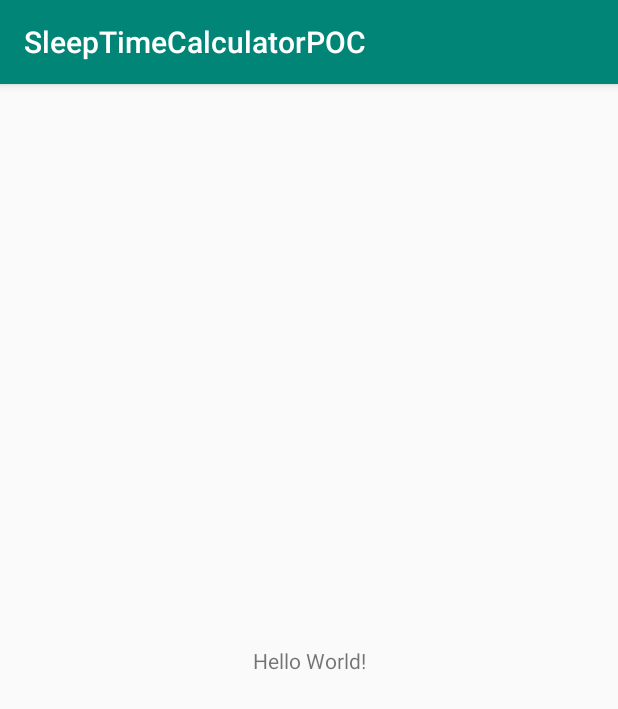
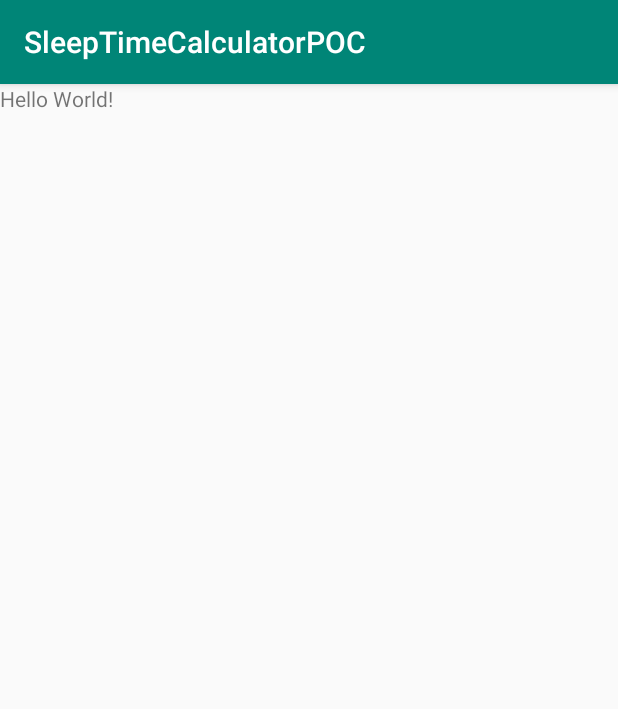
Before and after one commit to msharran/Sleep-Tracker, an Android app: the screen it shows after launch (MainActivity), on a phone screen of 412 x 824 dp. Shown: the top 709 px of the screen. Run offline under Robolectric (Android 15) with nearby library versions, the phone set to English and light mode, and no system bars.

```diff
--- a/app/src/main/AndroidManifest.xml
+++ b/app/src/main/AndroidManifest.xml
@@ -1,6 +1,6 @@
 <?xml version="1.0" encoding="utf-8"?>
 <manifest xmlns:android="http://schemas.android.com/apk/res/android"
-          package="com.example.sharran.sleeptimecalculatorpoc">
+          xmlns:tools="http://schemas.android.com/tools" package="com.example.sharran.sleeptimecalculatorpoc">
 
     <application
             android:allowBackup="true"
@@ -9,13 +9,14 @@
             android:roundIcon="@mipmap/ic_launcher_round"
             android:supportsRtl="true"
             android:theme="@style/AppTheme">
-        <activity android:name=".MainActivity">
+        <activity android:name=".activity.MainActivity">
             <intent-filter>
                 <action android:name="android.intent.action.MAIN"/>
 
                 <category android:name="android.intent.category.LAUNCHER"/>
             </intent-filter>
         </activity>
+        <service android:name="utils.BackgroundService"/>
     </application>
 
 </manifest>
--- /dev/null
+++ b/app/src/main/java/com/example/sharran/sleeptimecalculatorpoc/activity/MainActivity.kt
@@ -0,0 +1,22 @@
+package com.example.sharran.sleeptimecalculatorpoc.activity
+
+import com.example.sharran.sleeptimecalculatorpoc.utils.BackgroundService
+import android.support.v7.app.AppCompatActivity
+import android.os.Bundle
+import com.example.sharran.sleeptimecalculatorpoc.R
+import android.content.Intent
+import android.os.Build
+
+
+class MainActivity : AppCompatActivity() {
+
+    override fun onCreate(savedInstanceState: Bundle?) {
+        super.onCreate(savedInstanceState)
+        setContentView(R.layout.activity_main)
+
+        val intent = Intent(this, BackgroundService::class.java)
+        if (Build.VERSION.SDK_INT >= Build.VERSION_CODES.O) {
+            this.startForegroundService(intent)
+        }else this.startService(intent)
+    }
+}
--- a/app/src/main/res/layout/activity_main.xml
+++ b/app/src/main/res/layout/activity_main.xml
@@ -1,11 +1,11 @@
 <?xml version="1.0" encoding="utf-8"?>
-<android.support.constraint.ConstraintLayout
+<RelativeLayout
         xmlns:android="http://schemas.android.com/apk/res/android"
         xmlns:tools="http://schemas.android.com/tools"
         xmlns:app="http://schemas.android.com/apk/res-auto"
         android:layout_width="match_parent"
         android:layout_height="match_parent"
-        tools:context=".MainActivity">
+        tools:context=".activity.MainActivity">
 
     <TextView
             android:layout_width="wrap_content"
@@ -16,4 +16,4 @@
             app:layout_constraintRight_toRightOf="parent"
             app:layout_constraintTop_toTopOf="parent"/>
 
-</android.support.constraint.ConstraintLayout>
+</RelativeLayout>
--- a/app/src/main/res/values/strings.xml
+++ b/app/src/main/res/values/strings.xml
@@ -1,3 +1,4 @@
 <resources>
     <string name="app_name">SleepTimeCalculatorPOC</string>
+    <string name="SLEEPING_HOURS">sleeping_hours</string>
 </resources>
```
Also changed, not shown: app/src/main/java/com/example/sharran/sleeptimecalculatorpoc/MainActivity.kt (deleted, +0 -12 lines), app/src/main/java/com/example/sharran/sleeptimecalculatorpoc/utils/AppPreference.kt (added, +25 -0 lines), app/src/main/java/com/example/sharran/sleeptimecalculatorpoc/utils/BackgroundService.kt (added, +51 -0 lines), app/src/main/res/drawable/ic_sleeping.xml (added, +17 -0 lines).
